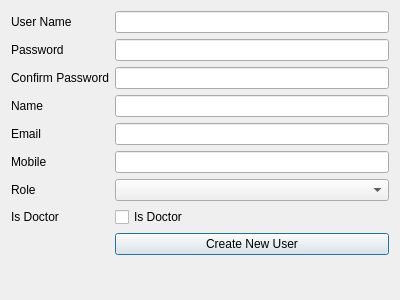
First picture: the form in newuser.ui, repository umeshramya/Clinic, before the edit.
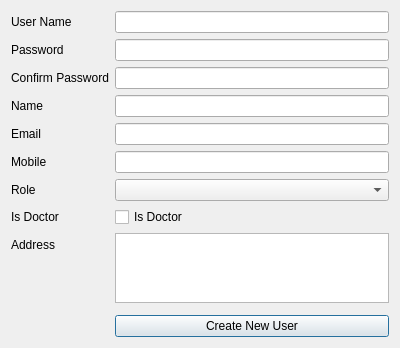
Second picture: the form after the edit. Icons and pictures are not drawn.

Patch:
```diff
--- a/newuser.ui
+++ b/newuser.ui
@@ -104,16 +104,25 @@
        </property>
       </widget>
      </item>
-     <item row="8" column="1">
-      <layout class="QHBoxLayout" name="horizontalLayout_2">
-       <item>
+     <item row="9" column="1">
+      <layout class="QHBoxLayout" name="horizontalLayout_2"/>
+     </item>
+     <item row="10" column="1">
         <widget class="QPushButton" name="pushButton_newUser">
          <property name="text">
           <string>Create New User</string>
          </property>
         </widget>
        </item>
-      </layout>
+     <item row="8" column="1">
+      <widget class="QTextEdit" name="textEdit_address"/>
+     </item>
+     <item row="8" column="0">
+      <widget class="QLabel" name="label_9">
+       <property name="text">
+        <string>Address</string>
+       </property>
+      </widget>
      </item>
     </layout>
    </item>
```
Lines whose indentation alone changed are shown as unchanged.
